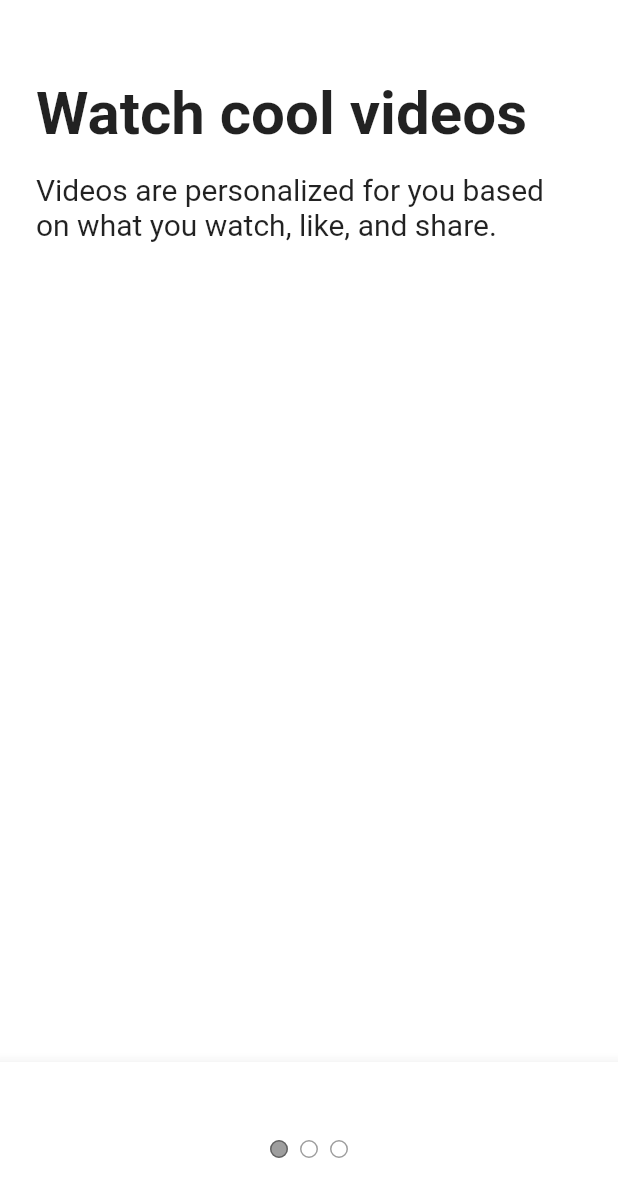
After one commit to JHoo0118/flutter_tiktok_clone, a Flutter app: the screen it shows after launch, after a tap on "Next", on a phone screen of 412 x 824 dp. The commit adds this screen. Shown: the top 1197 px of the screen. Run offline on Flutter 3.47's test engine with Material 2 defaults, Android fonts, the phone set to English and light mode, and no system bars; our stand-ins replace font_awesome_flutter.

Commit message:
Tutorial Screen

```diff
--- a/lib/features/onboarding/interests_screen.dart
+++ b/lib/features/onboarding/interests_screen.dart
@@ -1,6 +1,7 @@
 import 'package:flutter/material.dart';
 import 'package:tiktok_clone/constants/gaps.dart';
 import 'package:tiktok_clone/constants/sizes.dart';
+import 'package:tiktok_clone/features/onboarding/tutorial_screen.dart';
 import 'package:tiktok_clone/features/onboarding/widgets/interest_button.dart';
 
 const interests = [
@@ -67,6 +68,15 @@ class _InterestsScreenState extends State<InterestsScreen> {
         _showTitle = false;
       });
     }
+  }
+
+  void _onNextTap() {
+    Navigator.push(
+      context,
+      MaterialPageRoute(
+        builder: (context) => const TutorialScreen(),
+      ),
+    );
   }
 
   @override
@@ -144,6 +154,8 @@ class _InterestsScreenState extends State<InterestsScreen> {
             left: Sizes.size24,
             right: Sizes.size24,
           ),
+          child: GestureDetector(
+            onTap: _onNextTap,
             child: Container(
               padding: const EdgeInsets.symmetric(
                 vertical: Sizes.size20,
@@ -162,6 +174,7 @@ class _InterestsScreenState extends State<InterestsScreen> {
             ),
           ),
         ),
+      ),
     );
   }
 }
--- /dev/null
+++ b/lib/features/onboarding/tutorial_screen.dart
@@ -0,0 +1,117 @@
+import 'package:flutter/material.dart';
+import 'package:tiktok_clone/constants/gaps.dart';
+import 'package:tiktok_clone/constants/sizes.dart';
+
+class TutorialScreen extends StatefulWidget {
+  const TutorialScreen({super.key});
+
+  @override
+  State<TutorialScreen> createState() => _TutorialScreenState();
+}
+
+class _TutorialScreenState extends State<TutorialScreen> {
+  @override
+  Widget build(BuildContext context) {
+    return DefaultTabController(
+      length: 3,
+      child: Scaffold(
+        body: SafeArea(
+          child: TabBarView(
+            children: [
+              Padding(
+                padding: const EdgeInsets.symmetric(
+                  horizontal: Sizes.size24,
+                ),
+                child: Column(
+                  crossAxisAlignment: CrossAxisAlignment.start,
+                  children: const [
+                    Gaps.v52,
+                    Text(
+                      "Watch cool videos",
+                      style: TextStyle(
+                        fontSize: Sizes.size40,
+                        fontWeight: FontWeight.bold,
+                      ),
+                    ),
+                    Gaps.v16,
+                    Text(
+                      "Videos are personalized for you based on what you watch, like, and share.",
+                      style: TextStyle(
+                        fontSize: Sizes.size20,
+                      ),
+                    ),
+                  ],
+                ),
+              ),
+              Padding(
+                padding: const EdgeInsets.symmetric(
+                  horizontal: Sizes.size24,
+                ),
+                child: Column(
+                  crossAxisAlignment: CrossAxisAlignment.start,
+                  children: const [
+                    Gaps.v52,
+                    Text(
+                      "Follow the rules!",
+                      style: TextStyle(
+                        fontSize: Sizes.size40,
+                        fontWeight: FontWeight.bold,
+                      ),
+                    ),
+                    Gaps.v16,
+                    Text(
+                      "Videos are personalized for you based on what you watch, like, and share.",
+                      style: TextStyle(
+                        fontSize: Sizes.size20,
+                      ),
+                    ),
+                  ],
+                ),
+              ),
+              Padding(
+                padding: const EdgeInsets.symmetric(
+                  horizontal: Sizes.size24,
+                ),
+                child: Column(
+                  crossAxisAlignment: CrossAxisAlignment.start,
+                  children: const [
+                    Gaps.v52,
+                    Text(
+                      "Enjoy the ride",
+                      style: TextStyle(
+                        fontSize: Sizes.size40,
+                        fontWeight: FontWeight.bold,
+                      ),
+                    ),
+                    Gaps.v16,
+                    Text(
+                      "Videos are personalized for you based on what you watch, like, and share.",
+                      style: TextStyle(
+                        fontSize: Sizes.size20,
+                      ),
+                    ),
+                  ],
+                ),
+              ),
+            ],
+          ),
+        ),
+        bottomNavigationBar: BottomAppBar(
+            child: Container(
+          padding: const EdgeInsets.symmetric(
+            vertical: Sizes.size48,
+          ),
+          child: Row(
+            mainAxisAlignment: MainAxisAlignment.center,
+            children: const [
+              TabPageSelector(
+                color: Colors.white,
+                selectedColor: Colors.black38,
+              ),
+            ],
+          ),
+        )),
+      ),
+    );
+  }
+}
```
Also changed, not shown: pubspec.lock, 1 other file. Lines whose indentation alone changed are shown as unchanged.
